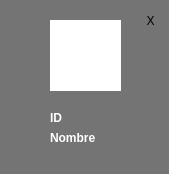
Qt form Restaurante/Administrador/tarjeta_perfil_empleado.ui (camvaz/restaurante-ihc) before a commit.
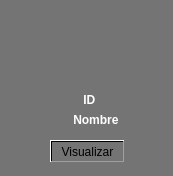
The same form after that commit. Icons and pictures are not drawn.

Commit message: pequeños arreglos interfaz

Diff of the .ui file:
```diff
--- a/Restaurante/Administrador/tarjeta_perfil_empleado.ui
+++ b/Restaurante/Administrador/tarjeta_perfil_empleado.ui
@@ -6,8 +6,8 @@
    <rect>
     <x>0</x>
     <y>0</y>
-    <width>169</width>
-    <height>174</height>
+    <width>173</width>
+    <height>176</height>
    </rect>
   </property>
   <property name="windowTitle">
@@ -21,13 +21,13 @@
    <property name="geometry">
     <rect>
      <x>50</x>
-     <y>20</y>
-     <width>71</width>
+     <y>10</y>
+     <width>81</width>
      <height>71</height>
     </rect>
    </property>
    <property name="styleSheet">
-    <string notr="true">background-color: rgb(255, 255, 255);</string>
+    <string notr="true"/>
    </property>
    <property name="text">
     <string/>
@@ -36,10 +36,10 @@
   <widget class="QLabel" name="label_2">
    <property name="geometry">
     <rect>
-     <x>50</x>
-     <y>110</y>
-     <width>21</width>
-     <height>16</height>
+     <x>70</x>
+     <y>90</y>
+     <width>41</width>
+     <height>20</height>
     </rect>
    </property>
    <property name="font">
@@ -54,16 +54,16 @@
 color: rgb(255, 255, 255);</string>
    </property>
    <property name="text">
-    <string>ID</string>
+    <string>    ID</string>
    </property>
   </widget>
   <widget class="QLabel" name="label_3">
    <property name="geometry">
     <rect>
-     <x>50</x>
-     <y>130</y>
-     <width>51</width>
-     <height>16</height>
+     <x>20</x>
+     <y>110</y>
+     <width>141</width>
+     <height>20</height>
     </rect>
    </property>
    <property name="font">
@@ -77,24 +77,20 @@
     <string notr="true">color: rgb(255, 255, 255);</string>
    </property>
    <property name="text">
-    <string>Nombre</string>
+    <string>                Nombre</string>
    </property>
   </widget>
   <widget class="QPushButton" name="pushButton">
    <property name="geometry">
     <rect>
-     <x>140</x>
-     <y>10</y>
-     <width>21</width>
-     <height>21</height>
+     <x>50</x>
+     <y>140</y>
+     <width>75</width>
+     <height>23</height>
     </rect>
    </property>
-   <property name="styleSheet">
-    <string notr="true">border:none;
-</string>
-   </property>
    <property name="text">
-    <string>X</string>
+    <string>Visualizar</string>
    </property>
   </widget>
  </widget>
```
Left out of the diff: 6 changed lines with no effect on the pictures. The commit also changes 5 other files.
